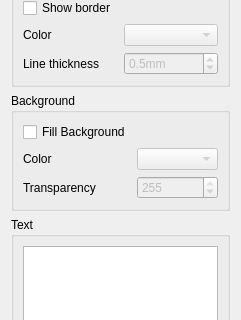
Old version of the form ui/TextElement.ui in the repository KDE/kxstitch; both pictures show x 0 to 241 and y 170 to 490 of the 241 by 605 pixel window.
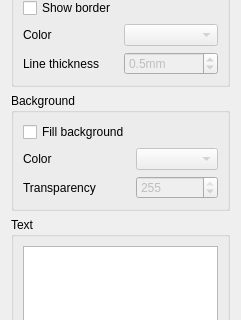
New version of the form. Custom widgets are drawn as their Qt base class.

What changed in the file:
```diff
--- a/ui/TextElement.ui
+++ b/ui/TextElement.ui
@@ -226,7 +226,7 @@
       <item row="0" column="0">
        <widget class="QCheckBox" name="FillBackground">
         <property name="text">
-         <string>Fill Background</string>
+         <string>Fill background</string>
         </property>
        </widget>
       </item>
```
Left out of the diff: 8 changed lines with no effect on the pictures.
